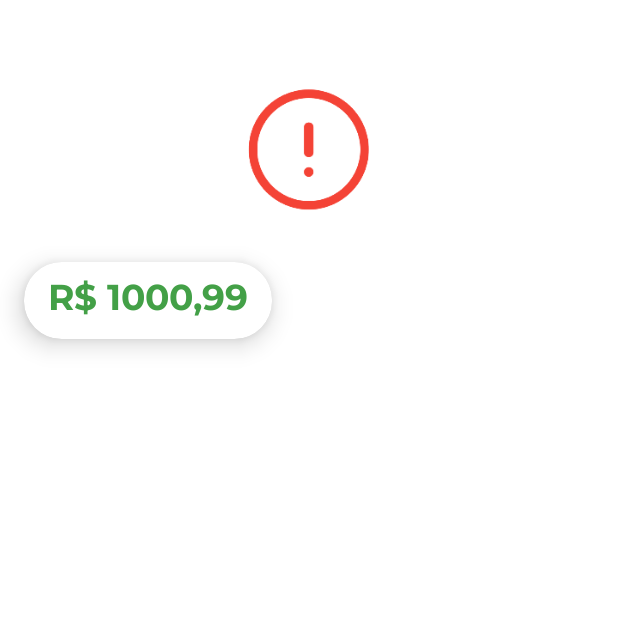
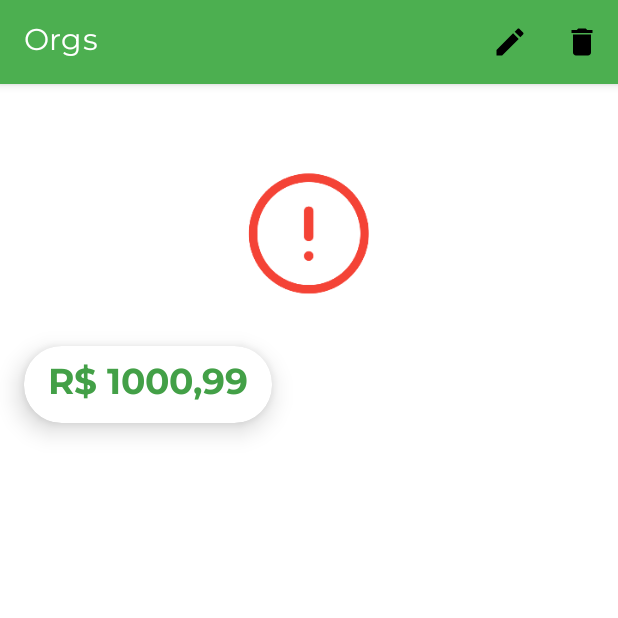
Before and after one commit to Carlosstorari/Orgs, an Android app: the fragment DescricaoFragment shown on its own in the app's theme, on a phone screen of 412 x 824 dp, the top half of it. Run offline under Robolectric (Android 15) with nearby library versions, the phone set to English and light mode, and no system bars; 1 statement that could not run was skipped.

Commit message:
add menu

```diff
--- a/app/src/main/java/com/chscorp/orgs/ui/DescricaoFragment.kt
+++ b/app/src/main/java/com/chscorp/orgs/ui/DescricaoFragment.kt
@@ -1,20 +1,25 @@
 package com.chscorp.orgs.ui
 
 import android.os.Bundle
+import android.util.Log
 import android.view.LayoutInflater
+import android.view.Menu
+import android.view.MenuInflater
+import android.view.MenuItem
 import android.view.View
 import android.view.ViewGroup
 import androidx.appcompat.app.AppCompatActivity
+import androidx.core.view.MenuProvider
 import androidx.fragment.app.Fragment
+import com.chscorp.orgs.R
 import com.chscorp.orgs.databinding.FragmentDescricaoBinding
 import com.chscorp.orgs.extensions.tentaCarregarImagem
 import java.text.NumberFormat
 import java.util.Locale
 
-
-class DescricaoFragment : Fragment() {
+private const val  TAG = "DetalhesProduto"
+class DescricaoFragment : Fragment(), MenuProvider {
     private lateinit var binding: FragmentDescricaoBinding
-
     override fun onCreateView(
         inflater: LayoutInflater, container: ViewGroup?,
         savedInstanceState: Bundle?
@@ -31,14 +36,9 @@ class DescricaoFragment : Fragment() {
         return binding.root
     }
 
-    override fun onResume() {
-        super.onResume()
-        (activity as AppCompatActivity)?.supportActionBar?.hide()
-    }
-
-    override fun onStop() {
-        super.onStop()
-        (activity as AppCompatActivity)?.supportActionBar?.show()
+    override fun onViewCreated(view: View, savedInstanceState: Bundle?) {
+        super.onViewCreated(view, savedInstanceState)
+        requireActivity().addMenuProvider(this, viewLifecycleOwner, lifecycle.currentState)
     }
 
     companion object {
@@ -58,4 +58,20 @@ class DescricaoFragment : Fragment() {
         }
     }
 
+    override fun onCreateMenu(menu: Menu, menuInflater: MenuInflater) {
+        menuInflater.inflate(R.menu.menu_detalhes_produto, menu)
+    }
+
+    override fun onMenuItemSelected(menuItem: MenuItem): Boolean {
+        when(menuItem.itemId) {
+            R.id.menu_detalhes_produto_editar -> {
+                Log.i(TAG, "onOptionsItemSelected: Editar")
+            }
+            R.id.menu_detalhes_produto_remover -> {
+                Log.i(TAG, "onOptionsItemSelected: Remover")
+            }
+        }
+        return super.onContextItemSelected(menuItem)
+    }
+
 }
--- /dev/null
+++ b/app/src/main/res/drawable/ic_action_editar.xml
@@ -0,0 +1,5 @@
+<vector android:height="24dp" android:tint="#000000"
+    android:viewportHeight="24" android:viewportWidth="24"
+    android:width="24dp" xmlns:android="http://schemas.android.com/apk/res/android">
+    <path android:fillColor="@android:color/white" android:pathData="M3,17.25V21h3.75L17.81,9.94l-3.75,-3.75L3,17.25zM20.71,7.04c0.39,-0.39 0.39,-1.02 0,-1.41l-2.34,-2.34c-0.39,-0.39 -1.02,-0.39 -1.41,0l-1.83,1.83 3.75,3.75 1.83,-1.83z"/>
+</vector>
--- /dev/null
+++ b/app/src/main/res/drawable/ic_action_remover.xml
@@ -0,0 +1,5 @@
+<vector android:height="24dp" android:tint="#000000"
+    android:viewportHeight="24" android:viewportWidth="24"
+    android:width="24dp" xmlns:android="http://schemas.android.com/apk/res/android">
+    <path android:fillColor="@android:color/white" android:pathData="M6,19c0,1.1 0.9,2 2,2h8c1.1,0 2,-0.9 2,-2V7H6v12zM19,4h-3.5l-1,-1h-5l-1,1H5v2h14V4z"/>
+</vector>
--- /dev/null
+++ b/app/src/main/res/menu/menu_detalhes_produto.xml
@@ -0,0 +1,20 @@
+<?xml version="1.0" encoding="utf-8"?>
+<menu xmlns:app="http://schemas.android.com/apk/res-auto"
+    xmlns:android="http://schemas.android.com/apk/res/android">
+
+    <item
+        android:id="@+id/menu_detalhes_produto_editar"
+        android:layout_width="wrap_content"
+        android:layout_height="wrap_content"
+        android:icon="@drawable/ic_action_editar"
+        android:title="Editar"
+        app:showAsAction="ifRoom" />
+
+    <item
+        android:id="@+id/menu_detalhes_produto_remover"
+        android:layout_width="wrap_content"
+        android:layout_height="wrap_content"
+        android:icon="@drawable/ic_action_remover"
+        android:title="Remover"
+        app:showAsAction="ifRoom" />
+</menu>
```
Also changed, not shown: app/src/main/java/com/chscorp/orgs/ui/recyclerView/adapter/ListaProdutosAdapter.kt (+22 -2 lines).
